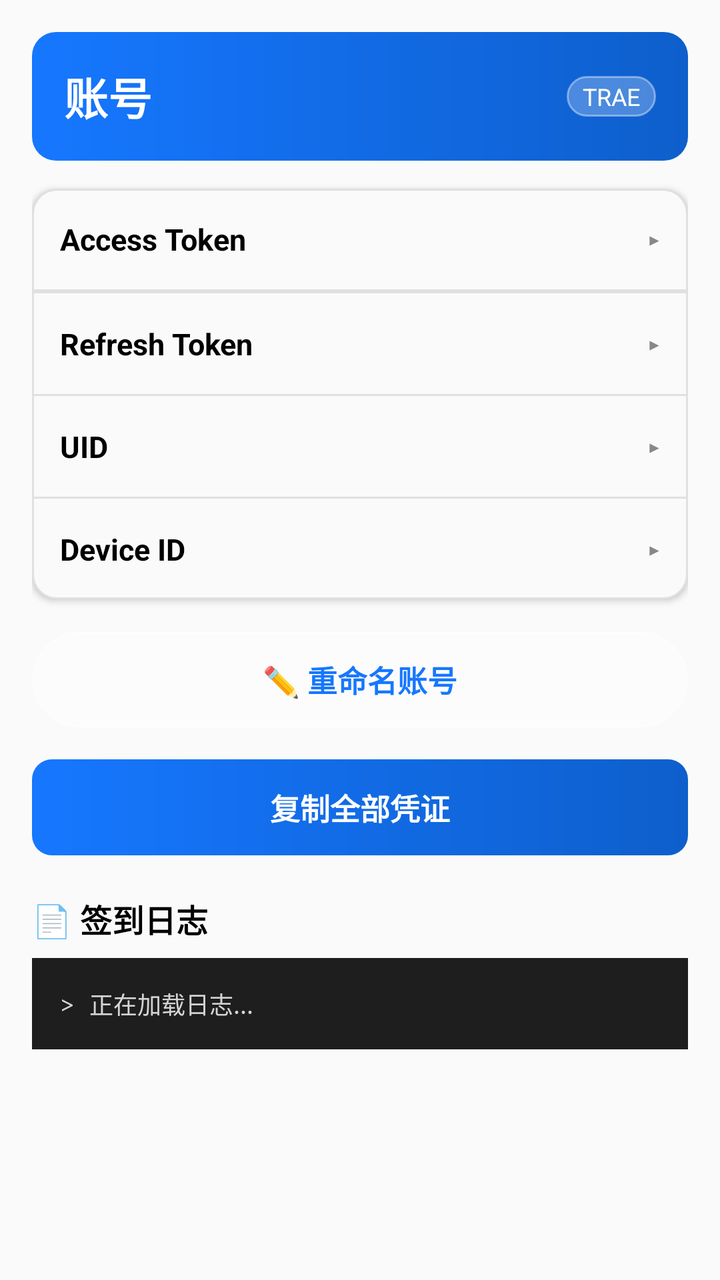
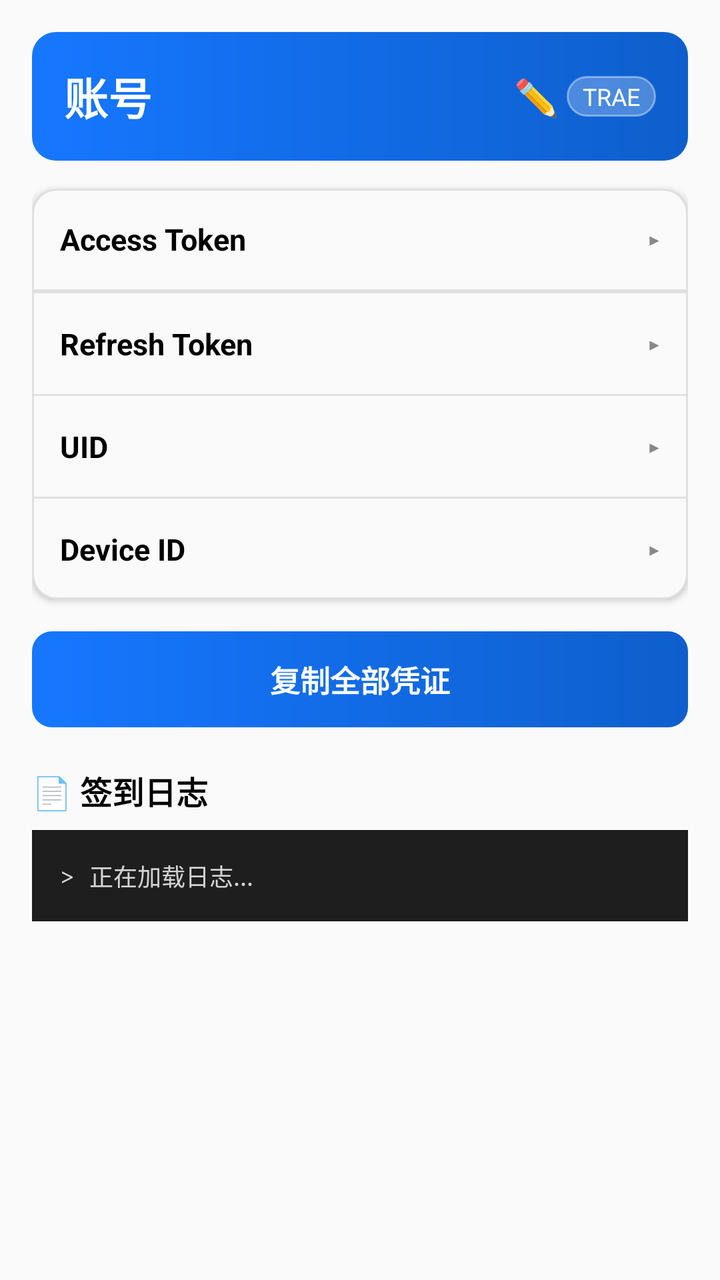

The first picture is an Android layout as it rendered before a commit; the second is the same layout after the commit. The layout source and the unified diff follow.
<!-- AndroidManifest.xml: application theme Theme.SignApp -->
<!-- res/layout/activity_account_detail.xml -->
<?xml version="1.0" encoding="utf-8"?>
<ScrollView xmlns:android="http://schemas.android.com/apk/res/android"
    android:layout_width="match_parent"
    android:layout_height="match_parent"
    android:background="@color/card_bg"
    android:fillViewport="true">

    <LinearLayout
        android:layout_width="match_parent"
        android:layout_height="wrap_content"
        android:orientation="vertical"
        android:padding="16dp">

        
        <LinearLayout
            android:layout_width="match_parent"
            android:layout_height="wrap_content"
            android:orientation="horizontal"
            android:gravity="center_vertical"
            android:background="@drawable/bg_header_gradient"
            android:padding="16dp"
            android:paddingBottom="18dp">

            <TextView
                android:id="@+id/tvDetailLabel"
                android:layout_width="0dp"
                android:layout_height="wrap_content"
                android:layout_weight="1"
                android:text="账号"
                android:textColor="@color/white"
                android:textSize="22sp"
                android:textStyle="bold" />

            <TextView
                android:layout_width="wrap_content"
                android:layout_height="wrap_content"
                android:background="@drawable/bg_badge"
                android:paddingLeft="8dp"
                android:paddingRight="8dp"
                android:paddingTop="2dp"
                android:paddingBottom="2dp"
                android:text="TRAE"
                android:textColor="@color/white"
                android:textSize="12sp" />
        </LinearLayout>

        
        <LinearLayout
            android:layout_width="match_parent"
            android:layout_height="wrap_content"
            android:orientation="vertical"
            android:layout_marginTop="14dp"
            android:background="@drawable/bg_card"
            android:elevation="2dp">

            
            <LinearLayout
                android:id="@+id/headerAccess"
                android:layout_width="match_parent"
                android:layout_height="wrap_content"
                android:orientation="horizontal"
                android:gravity="center_vertical"
                android:padding="14dp"
                android:clickable="true"
                android:focusable="true">

                <TextView
                    android:layout_width="0dp"
                    android:layout_height="wrap_content"
                    android:layout_weight="1"
                    android:text="Access Token"
                    android:textColor="@color/black"
                    android:textSize="15sp"
                    android:textStyle="bold" />

                <TextView
                    android:id="@+id/iconAccess"
                    android:layout_width="wrap_content"
                    android:layout_height="wrap_content"
                    android:text="▸"
                    android:textColor="@color/gray"
                    android:textSize="16sp" />
            </LinearLayout>

            <View
                android:layout_width="match_parent"
                android:layout_height="1dp"
                android:background="@color/divider" />
            <TextView
                android:id="@+id/tvAccessToken"
                android:layout_width="match_parent"
                android:layout_height="wrap_content"
                android:padding="14dp"
                android:background="@color/card_bg"
                android:fontFamily="monospace"
                android:gravity="center_vertical"
                android:textIsSelectable="true"
                android:textColor="@color/primary_dark"
                android:textSize="12sp"
                android:visibility="gone" />

            <View
                android:layout_width="match_parent"
                android:layout_height="1dp"
                android:background="@color/divider" />

            
            <LinearLayout
                android:id="@+id/headerRefresh"
                android:layout_width="match_parent"
                android:layout_height="wrap_content"
                android:orientation="horizontal"
                android:gravity="center_vertical"
                android:padding="14dp"
                android:clickable="true"
                android:focusable="true">

                <TextView
                    android:layout_width="0dp"
                    android:layout_height="wrap_content"
                    android:layout_weight="1"
                    android:text="Refresh Token"
                    android:textColor="@color/black"
                    android:textSize="15sp"
                    android:textStyle="bold" />

                <TextView
                    android:id="@+id/iconRefresh"
                    android:layout_width="wrap_content"
                    android:layout_height="wrap_content"
                    android:text="▸"
                    android:textColor="@color/gray"
                    android:textSize="16sp" />
            </LinearLayout>

            <TextView
                android:id="@+id/tvRefreshToken"
                android:layout_width="match_parent"
                android:layout_height="wrap_content"
                android:padding="14dp"
                android:background="@color/card_bg"
                android:fontFamily="monospace"
                android:gravity="center_vertical"
                android:textIsSelectable="true"
                android:textColor="@color/primary_dark"
                android:textSize="12sp"
                android:visibility="gone" />

            <View
                android:layout_width="match_parent"
                android:layout_height="1dp"
                android:background="@color/divider" />

            
            <LinearLayout
                android:id="@+id/headerUid"
                android:layout_width="match_parent"
                android:layout_height="wrap_content"
                android:orientation="horizontal"
                android:gravity="center_vertical"
                android:padding="14dp"
                android:clickable="true"
                android:focusable="true">

                <TextView
                    android:layout_width="0dp"
                    android:layout_height="wrap_content"
                    android:layout_weight="1"
                    android:text="UID"
                    android:textColor="@color/black"
                    android:textSize="15sp"
                    android:textStyle="bold" />

                <TextView
                    android:id="@+id/iconUid"
                    android:layout_width="wrap_content"
                    android:layout_height="wrap_content"
                    android:text="▸"
                    android:textColor="@color/gray"
                    android:textSize="16sp" />
            </LinearLayout>

            <TextView
                android:id="@+id/tvUid"
                android:layout_width="match_parent"
                android:layout_height="wrap_content"
                android:padding="14dp"
                android:background="@color/card_bg"
                android:fontFamily="monospace"
                android:gravity="center_vertical"
                android:textIsSelectable="true"
                android:textColor="@color/primary_dark"
                android:textSize="12sp"
                android:visibility="gone" />

            <View
                android:layout_width="match_parent"
                android:layout_height="1dp"
                android:background="@color/divider" />

            
            <LinearLayout
                android:id="@+id/headerDevice"
                android:layout_width="match_parent"
                android:layout_height="wrap_content"
                android:orientation="horizontal"
                android:gravity="center_vertical"
                android:padding="14dp"
                android:clickable="true"
                android:focusable="true">

                <TextView
                    android:layout_width="0dp"
                    android:layout_height="wrap_content"
                    android:layout_weight="1"
                    android:text="Device ID"
                    android:textColor="@color/black"
                    android:textSize="15sp"
                    android:textStyle="bold" />

                <TextView
                    android:id="@+id/iconDevice"
                    android:layout_width="wrap_content"
                    android:layout_height="wrap_content"
                    android:text="▸"
                    android:textColor="@color/gray"
                    android:textSize="16sp" />
            </LinearLayout>

            <TextView
                android:id="@+id/tvDeviceId"
                android:layout_width="match_parent"
                android:layout_height="wrap_content"
                android:padding="14dp"
                android:background="@color/card_bg"
                android:fontFamily="monospace"
                android:gravity="center_vertical"
                android:textIsSelectable="true"
                android:textColor="@color/primary_dark"
                android:textSize="12sp"
                android:visibility="gone" />
        </LinearLayout>

        
        <TextView
            android:id="@+id/btnRename"
            android:layout_width="match_parent"
            android:layout_height="wrap_content"
            android:layout_marginTop="16dp"
            android:background="@drawable/bg_badge"
            android:gravity="center"
            android:padding="13dp"
            android:text="✏️ 重命名账号"
            android:textColor="@color/primary"
            android:textSize="15sp"
            android:textStyle="bold" />

        
        <TextView
            android:id="@+id/btnCopyAll"
            android:layout_width="match_parent"
            android:layout_height="wrap_content"
            android:layout_marginTop="16dp"
            android:background="@drawable/bg_btn"
            android:gravity="center"
            android:padding="13dp"
            android:text="复制全部凭证"
            android:textColor="@color/white"
            android:textSize="15sp"
            android:textStyle="bold" />

        
        <TextView
            android:layout_width="match_parent"
            android:layout_height="wrap_content"
            android:layout_marginTop="20dp"
            android:text="📄 签到日志"
            android:textColor="@color/black"
            android:textSize="16sp"
            android:textStyle="bold" />

        <TextView
            android:id="@+id/tvLogs"
            android:layout_width="match_parent"
            android:layout_height="wrap_content"
            android:layout_marginTop="8dp"
            android:background="@color/terminal_bg"
            android:padding="14dp"
            android:text="> 正在加载日志..."
            android:textColor="@color/terminal_white"
            android:textSize="12sp"
            android:fontFamily="monospace"
            android:lineSpacingExtra="4dp" />
    </LinearLayout>
</ScrollView>
<!-- resources referenced by this layout -->
<resources>
  <color name="black">#000000</color>
  <color name="card_bg">#FAFAFA</color>
  <color name="divider">#E0E0E0</color>
  <color name="gray">#888888</color>
  <color name="primary">#1677FF</color>
  <color name="primary_dark">#0E5FCC</color>
  <color name="terminal_bg">#1E1E1E</color>
  <color name="terminal_white">#D4D4D4</color>
  <color name="white">#FFFFFF</color>
  <!-- drawable bg_badge (drawable) -->
  <?xml version="1.0" encoding="utf-8"?>
  <shape xmlns:android="http://schemas.android.com/apk/res/android">
      <solid android:color="#40FFFFFF" />
      <corners android:radius="999dp" />
      <stroke android:width="1dp" android:color="#66FFFFFF" />
  </shape>
  <!-- drawable bg_btn (drawable) -->
  <?xml version="1.0" encoding="utf-8"?>
  <shape xmlns:android="http://schemas.android.com/apk/res/android">
      <gradient
          android:angle="0"
          android:startColor="#1677FF"
          android:endColor="#0E5FCC" />
      <corners android:radius="10dp" />
  </shape>
  <!-- drawable bg_card (drawable) -->
  <?xml version="1.0" encoding="utf-8"?>
  <shape xmlns:android="http://schemas.android.com/apk/res/android">
      <solid android:color="@color/card_bg" />
      <corners android:radius="12dp" />
      <stroke android:width="1dp" android:color="@color/divider" />
  </shape>
  <!-- drawable bg_header_gradient (drawable) -->
  <?xml version="1.0" encoding="utf-8"?>
  <shape xmlns:android="http://schemas.android.com/apk/res/android">
      <gradient
          android:angle="0"
          android:startColor="#1677FF"
          android:endColor="#0E5FCC" />
      <corners android:radius="12dp" />
  </shape>
  <style name="Theme.SignApp" parent="Theme.MaterialComponents.DayNight.NoActionBar">
          <item name="colorPrimary">@color/primary</item>
          <item name="colorPrimaryVariant">@color/primary_dark</item>
          <item name="colorOnPrimary">@color/white</item>
          <item name="android:statusBarColor">@color/primary</item>
          <item name="android:windowBackground">@color/white</item>
      </style>
</resources>

<!-- the commit's change to res/layout/activity_account_detail.xml (unified diff, before → after) -->
@@ -30,6 +30,19 @@
                 android:textColor="@color/white"
                 android:textSize="22sp"
                 android:textStyle="bold" />
+
+            
+            <TextView
+                android:id="@+id/btnRenameIcon"
+                android:layout_width="wrap_content"
+                android:layout_height="wrap_content"
+                android:layout_marginStart="6dp"
+                android:padding="4dp"
+                android:background="?attr/selectableItemBackgroundBorderless"
+                android:text="✏️"
+                android:textColor="@color/white"
+                android:textSize="18sp"
+                android:contentDescription="重命名账号" />
 
             <TextView
                 android:layout_width="wrap_content"
@@ -240,20 +253,6 @@
                 android:textSize="12sp"
                 android:visibility="gone" />
         </LinearLayout>
-
-        
-        <TextView
-            android:id="@+id/btnRename"
-            android:layout_width="match_parent"
-            android:layout_height="wrap_content"
-            android:layout_marginTop="16dp"
-            android:background="@drawable/bg_badge"
-            android:gravity="center"
-            android:padding="13dp"
-            android:text="✏️ 重命名账号"
-            android:textColor="@color/primary"
-            android:textSize="15sp"
-            android:textStyle="bold" />
 
         
         <TextView
